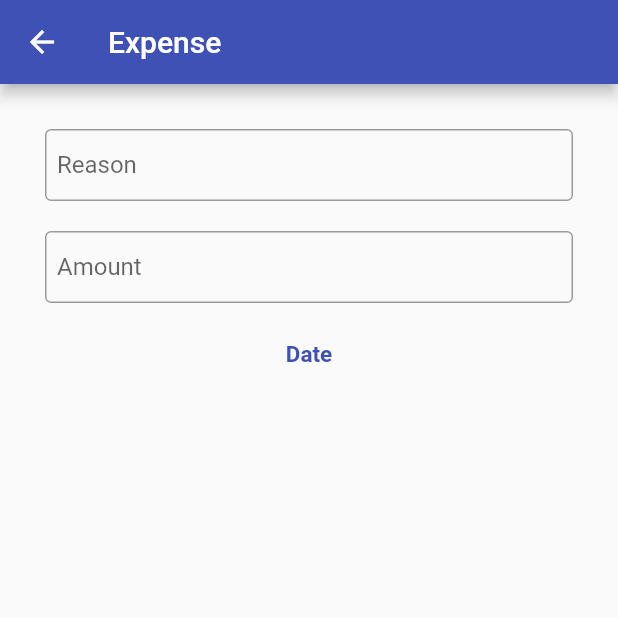
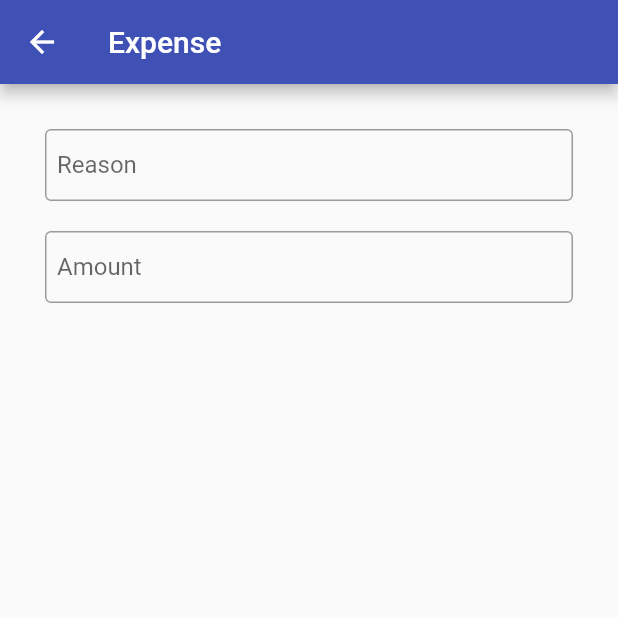
Before and after one commit to EiShweSinWin/daily_expenses, a Flutter app: the screen it shows after launch, after a tap on the "add" icon, on a phone screen of 412 x 824 dp, the top half of it. Run offline on Flutter 3.47's test engine with Material 2 defaults, Android fonts, the phone set to English and light mode, and no system bars; our stand-ins replace datetime_picker_formfield, get, material_design_icons_flutter, sqflite; accounts and stored records are empty.

Commit message:
Icons and Balance

```diff
--- a/lib/model/expense_model.dart
+++ b/lib/model/expense_model.dart
@@ -12,7 +12,9 @@ class ExpenseModel {
     type = json['type'];
     // int? iamount = json['amount'];
     // amount = iamount!.toDouble();
-    amount = json['amount'];
+    String iamount = json['amount'].toString();
+    amount = double.parse(iamount);
+
     date = json['date'];
     reason = json['reason'];
   }
--- a/lib/service/database.dart
+++ b/lib/service/database.dart
@@ -44,7 +44,7 @@ class DatabaseHelper {
     await db.execute('''
           CREATE TABLE $table(
   $columnType INT
-  ,$columnAmount INT
+  ,$columnAmount DOUBLE
   ,$columnDate  VARCHAR(20)
   ,$columnReason TEXT
 
--- a/lib/ui/add/add_expense/add_expense_screen.dart
+++ b/lib/ui/add/add_expense/add_expense_screen.dart
@@ -63,19 +63,6 @@ class AddExpenseScreen extends StatelessWidget {
               ),
             ),
           ),
-          FlatButton(
-            onPressed: () => controller.showDate(context),
-            child: const Text(
-              'Date',
-              style: TextStyle(
-                color: Colors.indigo,
-                fontSize: 15,
-                fontWeight: FontWeight.bold,
-              ),
-            ),
-            shape:
-                RoundedRectangleBorder(borderRadius: BorderRadius.circular(50)),
-          )
         ],
       ),
     );
--- a/lib/ui/home/home_screen.dart
+++ b/lib/ui/home/home_screen.dart
@@ -12,6 +12,9 @@ class HomeScreen extends StatelessWidget {
 
   @override
   Widget build(BuildContext context) {
+    DateTime now = DateTime.now();
+    String datetime = DateFormat("dd.MM.yyyy ").format(now);
+    String weekday = DateFormat("EEEE").format(now);
     return Scaffold(
         drawer: Drawer(
           child: WidgetDrawer(),
@@ -24,24 +27,64 @@ class HomeScreen extends StatelessWidget {
           child: const Icon(Icons.add),
         ),
         backgroundColor: Colors.white.withOpacity(0.9),
-        appBar: _myAppBar(context),
+        appBar: AppBar(
+          title: const Text('Expense'),
+        ),
         body: Column(
           children: [
+            Padding(
+                padding: const EdgeInsets.all(8.0),
+                child: Text(
+                  datetime.toString(),
+                  style: const TextStyle(
+                    fontWeight: FontWeight.bold,
+                    color: Colors.indigo,
+                  ),
+                )),
+            Text(
+              weekday,
+              style: const TextStyle(
+                  fontWeight: FontWeight.bold,
+                  color: Colors.indigo,
+                  fontSize: 20),
+            ),
+
+            Padding(
+              padding: const EdgeInsets.all(8.0),
+              child: Card(
+                child: ListTile(
+                  leading: const Text(
+                    "delete",
+                    style: TextStyle(
+                        fontWeight: FontWeight.bold, color: Colors.indigo),
+                  ),
+                  trailing: const Icon(
+                    Icons.delete,
+                    color: Colors.redAccent,
+                  ),
+                  onTap: () {
+                    controller.deleteOutcome();
+                  },
+                ),
+              ),
+            ),
             Padding(
               padding: const EdgeInsets.all(8.0),
               child: Card(
                 child: ListTile(
                   leading: const Text(
                     "Total",
-                  style:
-                      TextStyle(fontWeight: FontWeight.bold, color: Colors.red),
+                    style: TextStyle(
+                        fontWeight: FontWeight.bold, color: Colors.indigo),
                   ),
                   trailing: Text(
                     controller.totalExpense.toString(),
                     style: const TextStyle(fontWeight: FontWeight.bold),
                   ),
-              )),
                 ),
+              ),
+            ),
+            // Text(datetime.toString()),
             Expanded(
                 child: Obx(
               () => ListView.builder(
@@ -56,13 +99,34 @@ class HomeScreen extends StatelessWidget {
                                   vertical: .5, horizontal: 10),
                               child: Card(
                                 child: ListTile(
-                                  leading: Text(
+                                  leading: Container(
+                                    width: 30,
+                                    height: 30,
+                                    padding: const EdgeInsets.all(5),
+                                    alignment: Alignment.center,
+                                    decoration: const BoxDecoration(
+                                        shape: BoxShape.circle,
+                                        color: Colors.indigo),
+                                    child: const FittedBox(
+                                        child: Icon(
+                                      Icons.arrow_downward,
+                                      color: Colors.white,
+                                    )),
+                                  ),
+
+                                  title: Column(
+                                    children: [
+                                      Text(
                                         controller.outcomeList[idx].reason
                                             .toString(),
                                         style: const TextStyle(
-                                          fontWeight: FontWeight.bold)),
-                                  title: Text(controller.outcomeList[idx].date
-                                      .toString()),
+                                            fontWeight: FontWeight.bold),
+                                      ),
+                                    ],
+                                  ),
+
+                                  // title: Text(controller.outcomeList[idx].date
+                                  //     .toString()),
                                   trailing: Text(
                                     controller.outcomeList[idx].amount
                                         .toString(),
@@ -75,19 +139,19 @@ class HomeScreen extends StatelessWidget {
                           ],
                         ));
                   }),
-            ))
+            )),
           ],
         ));
   }
 
-  _myAppBar(BuildContext context) {
-    return AppBar(
-        elevation: 0.5,
-        backgroundColor: Colors.white.withOpacity(0.9),
-        iconTheme: const IconThemeData(color: Colors.indigo),
-        title: const Text(
-          'Daily Expenses',
-          style: TextStyle(color: Colors.black),
-        ));
+  // _myAppBar(BuildContext context) {
+  //   return AppBar(
+  //       elevation: 0.5,
+  //       backgroundColor: Colors.white.withOpacity(0.9),
+  //       iconTheme: const IconThemeData(color: Colors.indigo),
+  //       title: const Text(
+  //         'Daily Expenses',
+  //         style: TextStyle(color: Colors.white),
+  //       ));
+  // }
 }
-}
--- a/lib/ui/home/total_screen/total_screen.dart
+++ b/lib/ui/home/total_screen/total_screen.dart
@@ -9,7 +9,7 @@ class TotalScreen extends StatelessWidget {
   @override
   Widget build(BuildContext context) {
     return Scaffold(
-        appBar: AppBar(title: const Text('Total')),
+        appBar: AppBar(title: const Text('Balance')),
         body: Column(
           children: [
             Center(
--- a/lib/ui/home/widgets/widget_drawer.dart
+++ b/lib/ui/home/widgets/widget_drawer.dart
@@ -1,6 +1,7 @@
 import 'package:daily_expenses/controller/expense_controller.dart';
 import 'package:flutter/material.dart';
 import 'package:get/get.dart';
+import 'package:material_design_icons_flutter/material_design_icons_flutter.dart';
 
 class WidgetDrawer extends StatelessWidget {
   WidgetDrawer({Key? key}) : super(key: key);
@@ -24,29 +25,17 @@ class WidgetDrawer extends StatelessWidget {
           ),
           ListTile(
             leading: const Icon(
-              Icons.summarize,
+              Icons.money_off_csred_rounded,
               color: Colors.indigo,
             ),
-            title: const Text("Total"),
+            title: const Text("Balance"),
             onTap: () {
               Get.toNamed('/total');
             },
           ),
           ListTile(
             leading: const Icon(
-              Icons.delete,
-              color: Colors.indigo,
-            ),
-            title: const Text(
-              'Delete',
-            ),
-            onTap: () {
-              controller.deleteOutcome();
-            },
-          ),
-          ListTile(
-            leading: Icon(
-              Icons.add,
+              MdiIcons.alphaICircleOutline,
               color: Colors.indigo,
             ),
             title: const Text('Income Amount'),
--- a/pubspec.yaml
+++ b/pubspec.yaml
@@ -40,6 +40,7 @@ dependencies:
   path: ^1.8.0
   path_provider: ^2.0.8
   sqflite: ^2.0.1
+
 
 dev_dependencies:
   # The "flutter_lints" package below contains a set of recommended lints to
```
Also changed, not shown: lib/ui/add/add_income/add_income.dart (+17 -5 lines). Lines whose indentation alone changed are shown as unchanged.
